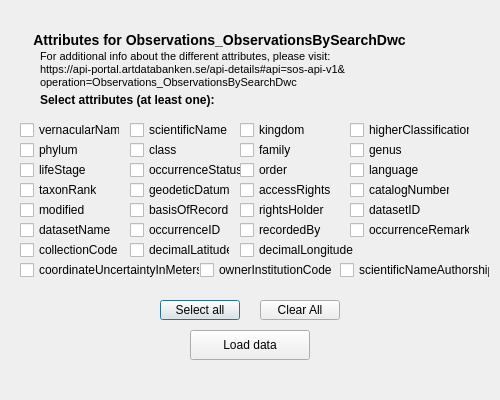
Before: the Qt Designer form Species_attributes.ui in albabjorkman/GIT-project, drawn with Qt 5.
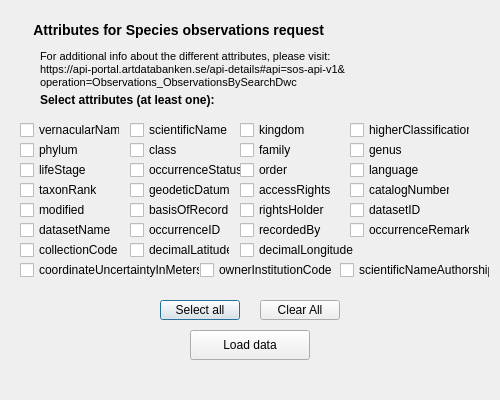
After: the same form once the commit is applied.

Diff of the .ui file:
```diff
--- a/Species_attributes.ui
+++ b/Species_attributes.ui
@@ -21,13 +21,13 @@
     <property name="geometry">
      <rect>
       <x>30</x>´
-      <y>30</y>
+      <y>20</y>
       <width>400</width>
       <height>20</height>
      </rect>
     </property>
     <property name="text">
-     <string> Attributes for Observations_ObservationsBySearchDwc </string>
+     <string> Attributes for Species observations request</string>
     </property>
 	<property name="styleSheet">
     <string>
```
Left out of the diff: 2 changed lines with no effect on the pictures.
